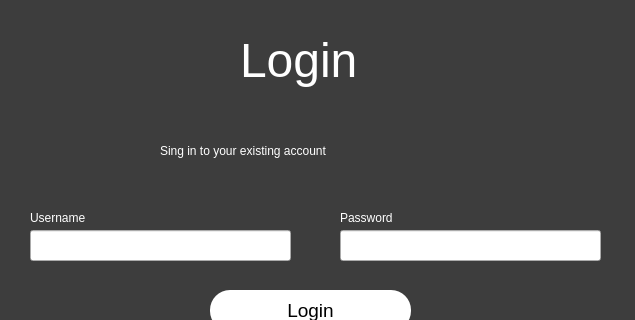
Old version of the form Login/LoginCliente.ui in the repository riccardomalpiedi/parcheggio; both pictures show x 0 to 635 and y 0 to 320 of the 635 by 484 pixel window.
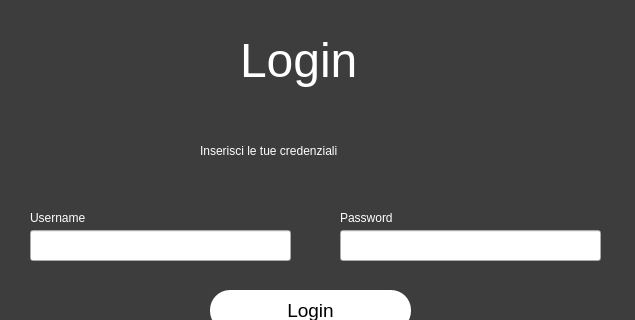
New version of the form.

```diff
--- a/Login/LoginCliente.ui
+++ b/Login/LoginCliente.ui
@@ -20,9 +20,9 @@
   <widget class="QLabel" name="label_2">
    <property name="geometry">
     <rect>
-     <x>160</x>
+     <x>200</x>
      <y>130</y>
-     <width>311</width>
+     <width>271</width>
      <height>41</height>
     </rect>
    </property>
@@ -31,7 +31,7 @@
 color: rgb(255, 255, 255);</string>
    </property>
    <property name="text">
-    <string>Sing in to your existing account</string>
+    <string>Inserisci le tue credenziali</string>
    </property>
   </widget>
   <widget class="QPushButton" name="back_button">
```
